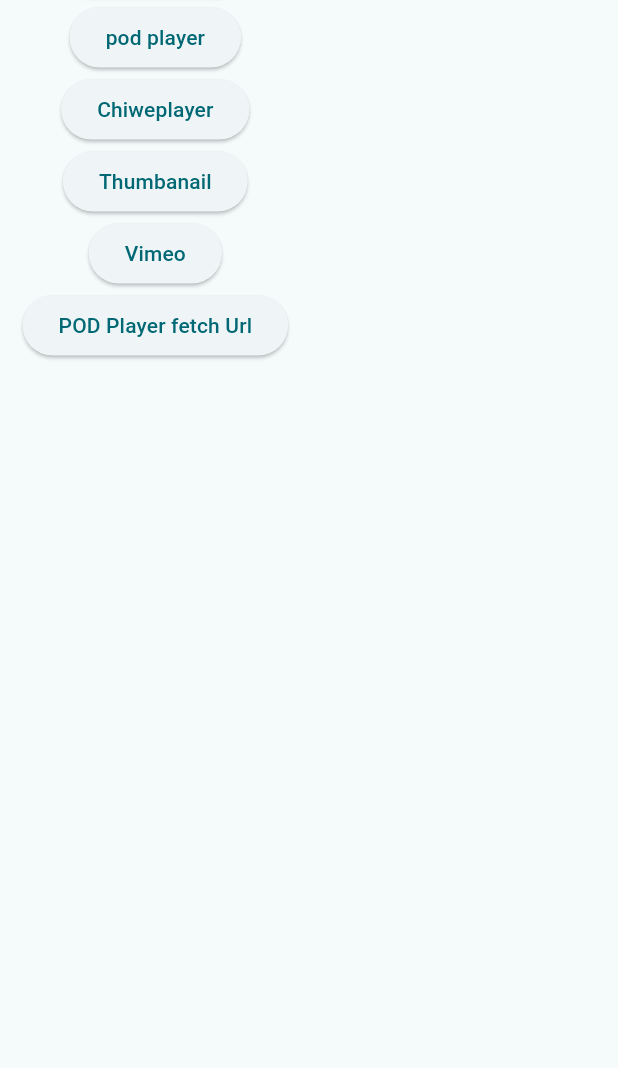
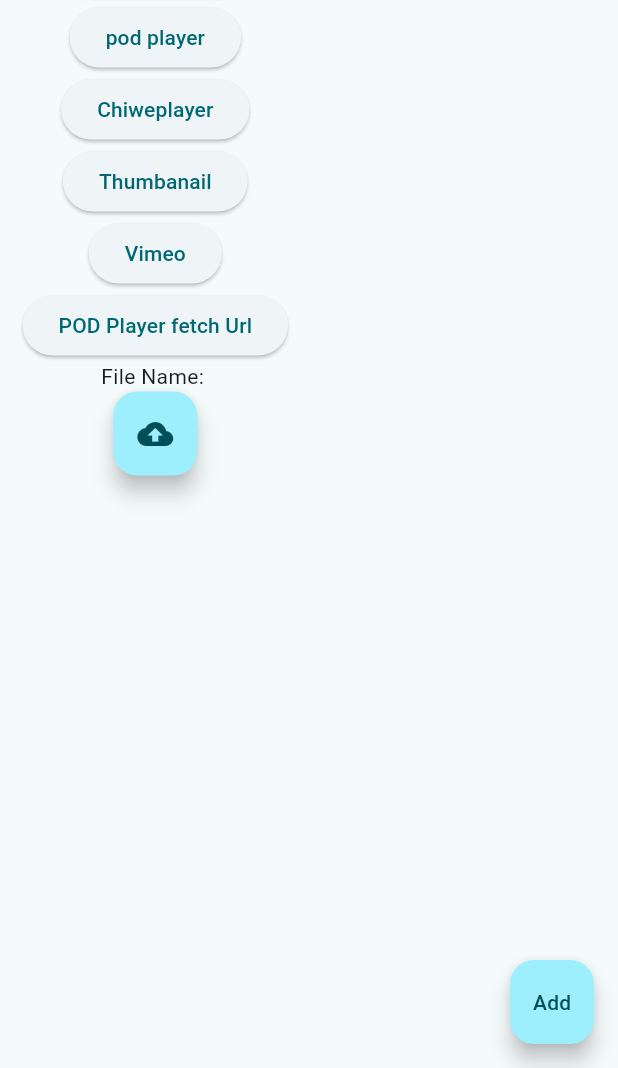
Before and after one commit to JishaAgam/videostreaming_frontend, a Flutter app: the screen it shows after launch, on a phone screen of 412 x 824 dp, the part 168-1236 px from its top. Run offline on Flutter 3.47's test engine with Material 3 defaults, Android fonts, the phone set to English and light mode, and no system bars; our stand-ins replace chewie, dio, get, image_picker, permission_handler, pod_player and 1 more; missing offline and left inert: flutter_inappwebview, get_thumbnail_video, vimeo_video_player.

Commit message:
uploaded success fixed.

```diff
--- a/lib/videoPlayer/HomePage_view.dart
+++ b/lib/videoPlayer/HomePage_view.dart
@@ -27,7 +27,9 @@ class MyHomePage extends StatelessWidget {
       backgroundColor: Colors.green,
       title: const Text("Home"),
       ),
-      body:  Padding(
+      body:
+
+      Padding(
         padding: const EdgeInsets.all(15.0),
         child: Column(
           children: [
@@ -89,8 +91,50 @@ class MyHomePage extends StatelessWidget {
             // },
             //     child: const Text("yoyo player")),
 
+            Obx(() => controller.selectedVideo == null ? SizedBox():
+                Text("File Name: ${controller.selectedVideo}")),
+            Obx(() {
+              if (controller.isUploading.value) {
+                return Column(
+                  mainAxisSize: MainAxisSize.min,
+                  children: [
+                    LinearProgressIndicator(value: controller.uploadProgress.value),
+                    SizedBox(height: 8),
+                    Text(
+                      "${controller.uploadedMB.value.toStringAsFixed(2)} MB / ${controller.totalMB.value.toStringAsFixed(2)} MB",
+                      style: TextStyle(color: Colors.black),
+                    ),
+                  ],
+                );
+              } else {
+                return FloatingActionButton(
+                  onPressed: () async {
+                    await controller.gallery();
+                    if (controller.selectedVideo.value.isNotEmpty) {
+                      await controller.uploadVideo();
+                    }
+                  },
+                  child: Icon(Icons.cloud_upload),
+                );
+              }
+            }),
+
           ],
         ),
+      ),
+      floatingActionButton: FloatingActionButton(
+        onPressed: () async {
+          await controller.gallery();
+          if(controller.selectedVideo.value.isNotEmpty){
+            controller.isUploading.value = true;
+            // await APIService().uploadVideo(controller.selectedName.value, controller.selectedVideo.value);
+            await controller.uploadVideo();
+            controller.isUploading.value = false;
+          }
+          print("controller ${controller.selectedVideo.value}");
+
+        },
+        child: Text("Add"),
       ),
     );
   }
--- a/lib/videoPlayer/chiwePlayer.dart
+++ b/lib/videoPlayer/chiwePlayer.dart
@@ -28,9 +28,10 @@ class _ChiweplayerState extends State<Chiweplayer> {
   @override
   void dispose() {
     // TODO: implement dispose
-    super.dispose();
     widget.videoPlayerController.pause();
     chewieController?.dispose();
+    super.dispose();
+
 
   }
 
@@ -38,7 +39,7 @@ class _ChiweplayerState extends State<Chiweplayer> {
   Widget build(BuildContext context) {
     return Scaffold(
       appBar: AppBar(centerTitle: true,
-      title: Text("Chewie Player"),
+      title: const Text("Chewie Player"),
       backgroundColor: Colors.green,
       automaticallyImplyLeading: true,
       foregroundColor: Colors.white
--- a/pubspec.yaml
+++ b/pubspec.yaml
@@ -47,6 +47,10 @@ dependencies:
   vimeo_video_player: ^1.0.1
   flutter_inappwebview: ^6.1.5
   permission_handler:
+  image_picker: ^1.0.4
+  dio: ^5.4.0
+  path: ^1.8.3
+
 
 
 dev_dependencies:
```
Also changed, not shown: lib/videoPlayer/Service.dart (+46 -1 lines), lib/videoPlayer/videoPlayer_controller.dart (+96 -3 lines), lib/videoPlayer/videoPreview_view.dart (+14 -1 lines), pubspec.lock, 7 other files.
